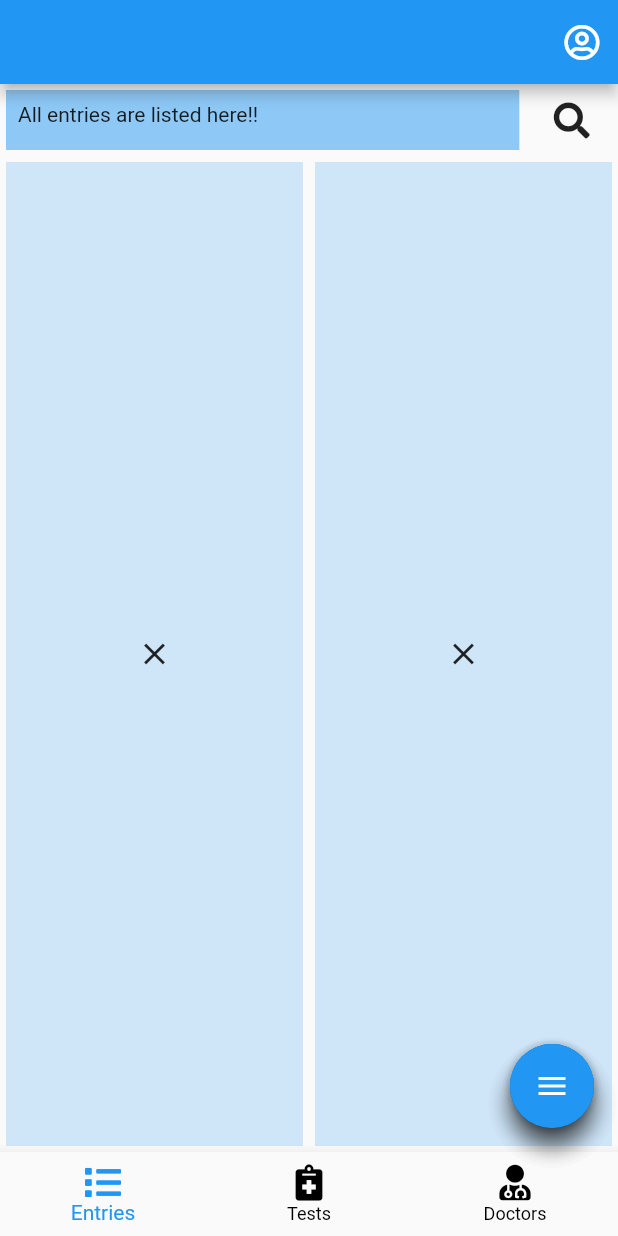
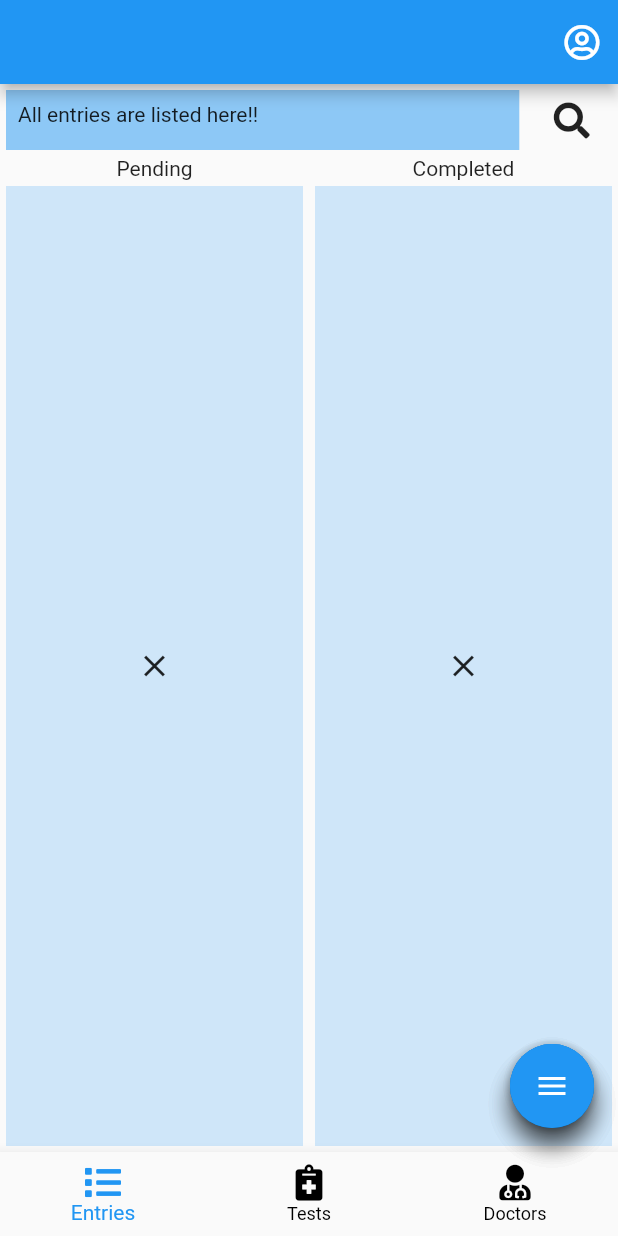
Before and after one commit to encrustace/pathsoft, a Flutter app: the Home screen opened directly, on a phone screen of 412 x 824 dp. Run offline on Flutter 3.47's test engine with Material 2 defaults, Android fonts, the phone set to English and light mode, and no system bars; our stand-ins replace date_format, font_awesome_flutter, sqflite, sqflite_common_ffi; accounts and stored records are empty.

Commit message:
Added label in Entry list page

```diff
--- a/lib/view/entry_list.dart
+++ b/lib/view/entry_list.dart
@@ -91,6 +91,12 @@ class _EntryListState extends State<EntryList> {
                       });
                     }),
               )
+            ],
+          ),
+          Row(
+            children: <Widget>[
+              Expanded(child: Center(child: Text("Pending"))),
+              Expanded(child: Center(child: Text("Completed"))),
             ],
           ),
           Expanded(
```
